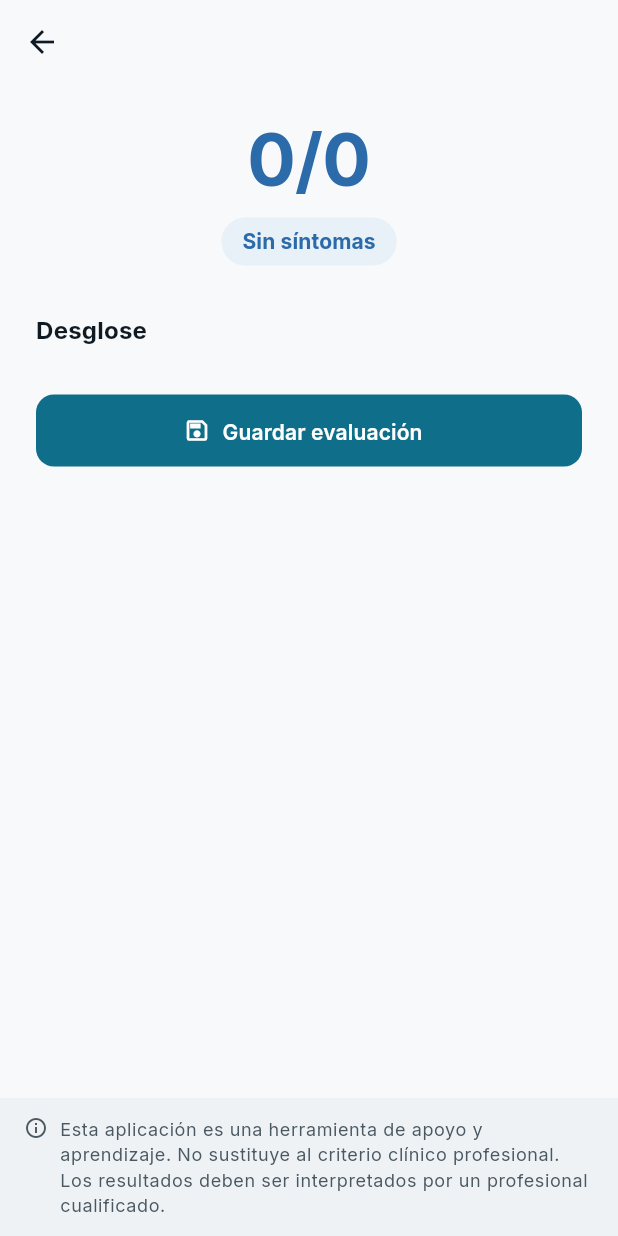
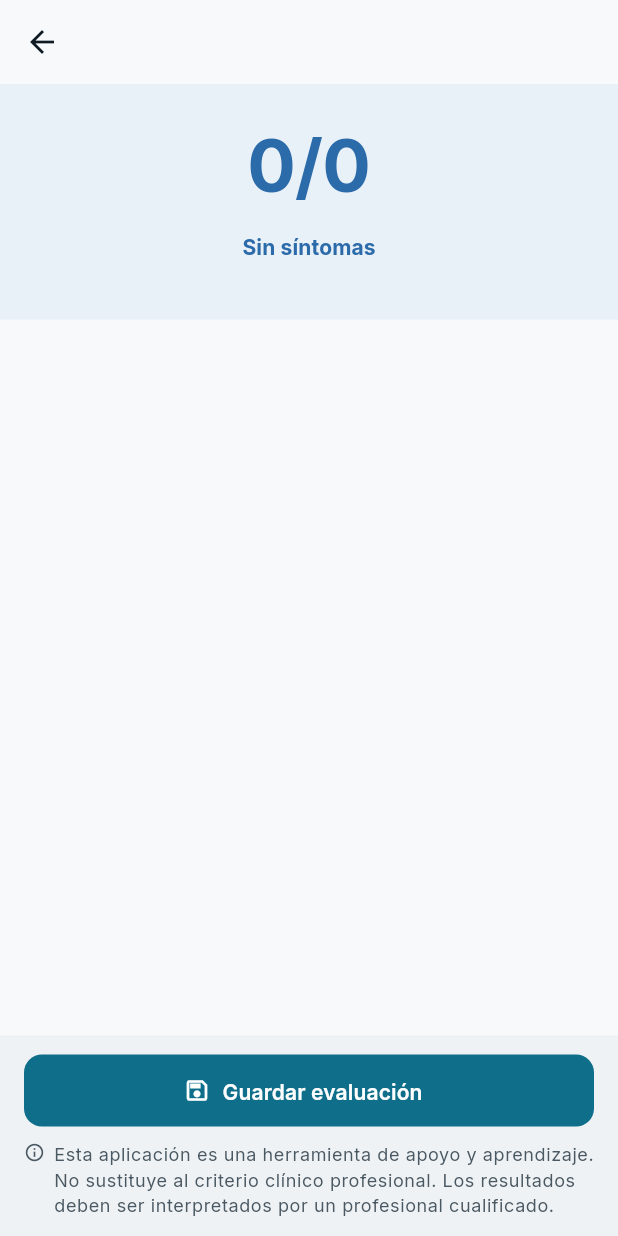
Before and after one commit to grisllo/NeuroScaleApp, a Flutter app: the ResultScreen screen opened directly with empty values, on a phone screen of 412 x 824 dp. Run offline on Flutter 3.47's test engine with Material 3 defaults, Android fonts, the phone set to English and light mode, and no system bars; our stand-ins replace connectivity_plus, drift, drift_flutter, email_validator, fl_chart, flutter_riverpod and 5 more; accounts and stored records are empty; generated files the repository leaves out were written again.

Commit message:
feat(ui): ResultScreen — hero de severidad + botón sticky + breakdown localizado
- Hero: Container con clinicalPair.surface teñido por severidad (no scroll)
- Save button: sale del ListView, queda fijo encima del disclaimer
- Breakdown: labels localizadas via _kItemLabelKeys (no mas 'EYE' uppercase)
- NIHSS untestable (9) muestra 'N/E' en lugar del número
- Rankin no muestra breakdown (ítem único = totalScore redundante)

Co-Authored-By: Claude Sonnet 4.6 <noreply@anthropic.com>

```diff
--- a/lib/features/evaluations/presentation/screens/result_screen.dart
+++ b/lib/features/evaluations/presentation/screens/result_screen.dart
@@ -17,6 +17,51 @@ import '../../../../l10n/generated/app_localizations.dart';
 import '../../domain/entities/evaluation.dart';
 import '../providers/save_evaluation_controller.dart';
 
+// Maps item data keys → ARB label keys for each scale type.
+const _kItemLabelKeys = <String, Map<String, String>>{
+  'gcs': {
+    'eye': 'gcsEyeLabel',
+    'verbal': 'gcsVerbalLabel',
+    'motor': 'gcsMotorLabel',
+  },
+  'nihss': {
+    'loc': 'nihss1aLocLabel',
+    'loc_questions': 'nihss1bLocQuestionsLabel',
+    'loc_commands': 'nihss1cLocCommandsLabel',
+    'gaze': 'nihss2GazeLabel',
+    'visual': 'nihss3VisualLabel',
+    'facial': 'nihss4FacialLabel',
+    'motor_arm_left': 'nihss5aMotorArmLLabel',
+    'motor_arm_right': 'nihss5bMotorArmRLabel',
+    'motor_leg_left': 'nihss6aMotorLegLLabel',
+    'motor_leg_right': 'nihss6bMotorLegRLabel',
+    'ataxia': 'nihss7AtaxiaLabel',
+    'sensory': 'nihss8SensoryLabel',
+    'language': 'nihss9LanguageLabel',
+    'dysarthria': 'nihss10DysarthriaLabel',
+    'neglect': 'nihss11NeglectLabel',
+  },
+  'abcd2': {
+    'age': 'abcd2AgeLabel',
+    'bp': 'abcd2BpLabel',
+    'clinical': 'abcd2ClinicalLabel',
+    'duration': 'abcd2DurationLabel',
+    'diabetes': 'abcd2DiabetesLabel',
+  },
+  'barthel': {
+    'feeding': 'barthelItemFeeding',
+    'bathing': 'barthelItemBathing',
+    'grooming': 'barthelItemGrooming',
+    'dressing': 'barthelItemDressing',
+    'bowels': 'barthelItemBowels',
+    'bladder': 'barthelItemBladder',
+    'toilet_use': 'barthelItemToiletUse',
+    'transfer': 'barthelItemTransfer',
+    'mobility': 'barthelItemMobility',
+    'stairs': 'barthelItemStairs',
+  },
+};
+
 class ResultScreen extends ConsumerWidget {
   const ResultScreen({
     super.key,
@@ -32,6 +77,7 @@ class ResultScreen extends ConsumerWidget {
   @override
   Widget build(BuildContext context, WidgetRef ref) {
     final l10n = context.l10n;
+    final scheme = Theme.of(context).colorScheme;
     final clinical = Theme.of(context).clinicalColors;
     final clinicalPair = switch (result.severity) {
       Severity.mild => clinical.success,
@@ -40,15 +86,19 @@ class ResultScreen extends ConsumerWidget {
       Severity.none => clinical.info,
     };
 
+    final labelKeys = _kItemLabelKeys[scaleType] ?? {};
+    // Rankin has a single item identical to totalScore — breakdown is redundant.
+    final showBreakdown = result.itemScores.length > 1;
+
     return Scaffold(
       appBar: AppBar(title: Text(scaleTitle)),
       body: Column(
         children: [
-          Expanded(
-            child: ListView(
-              padding: const EdgeInsets.all(24),
-              children: [
-                Center(
+          // ── Severity hero ─────────────────────────────────────────────────
+          Container(
+            width: double.infinity,
+            color: clinicalPair.surface,
+            padding: const EdgeInsets.fromLTRB(24, 28, 24, 32),
             child: Column(
               children: [
                 RepaintBoundary(
@@ -61,73 +111,106 @@ class ResultScreen extends ConsumerWidget {
                 const SizedBox(height: 12),
                 SeverityBadge(
                   severity: result.severity,
-                        label: l10n.resolveKey(
-                          result.severity.interpretationKey,
+                  label: l10n.resolveKey(result.severity.interpretationKey),
+                ),
+              ],
+            ),
+          ),
+
+          // ── Breakdown ─────────────────────────────────────────────────────
+          if (showBreakdown)
+            Expanded(
+              child: ListView(
+                padding: const EdgeInsets.fromLTRB(16, 20, 16, 8),
+                children: [
+                  Text(
+                    l10n.resultBreakdown,
+                    style: Theme.of(context).textTheme.titleSmall?.copyWith(
+                      fontWeight: FontWeight.w700,
+                      color: scheme.onSurfaceVariant,
+                    ),
+                  ),
+                  const SizedBox(height: 8),
+                  Card(
+                    margin: EdgeInsets.zero,
+                    child: Column(
+                      children: [
+                        for (
+                          var i = 0;
+                          i < result.itemScores.entries.length;
+                          i++
+                        ) ...[
+                          if (i > 0)
+                            Divider(height: 1, color: scheme.outlineVariant),
+                          _BreakdownRow(
+                            label: () {
+                              final key = result.itemScores.keys.elementAt(i);
+                              final labelKey = labelKeys[key];
+                              return labelKey != null
+                                  ? l10n.resolveKey(labelKey)
+                                  : key.toUpperCase();
+                            }(),
+                            value: result.itemScores.values.elementAt(i),
+                          ),
+                        ],
+                      ],
                     ),
                   ),
                 ],
               ),
-                ),
-                const SizedBox(height: 32),
-                Text(
-                  l10n.resultBreakdown,
-                  style: Theme.of(context).textTheme.titleMedium?.copyWith(
-                    fontWeight: FontWeight.bold,
+            )
+          else
+            const Spacer(),
+
+          // ── Sticky bottom: Save + Disclaimer ──────────────────────────────
+          Container(
+            decoration: BoxDecoration(
+              color: scheme.surfaceContainerHighest,
+              border: Border(
+                top: BorderSide(color: scheme.outlineVariant, width: 0.5),
               ),
             ),
-                const SizedBox(height: 8),
-                ...result.itemScores.entries.map(
-                  (e) => Padding(
-                    padding: const EdgeInsets.symmetric(vertical: 4),
-                    child: Row(
-                      mainAxisAlignment: MainAxisAlignment.spaceBetween,
+            child: SafeArea(
+              top: false,
+              child: Padding(
+                padding: const EdgeInsets.fromLTRB(16, 12, 16, 4),
+                child: Column(
+                  mainAxisSize: MainAxisSize.min,
                   children: [
-                        Text(e.key.toUpperCase()),
-                        Text(
-                          '${e.value}',
-                          style: const TextStyle(fontWeight: FontWeight.bold),
-                        ),
-                      ],
-                    ),
-                  ),
-                ),
-                const SizedBox(height: 24),
-                FilledButton.icon(
+                    SizedBox(
+                      width: double.infinity,
+                      child: FilledButton.icon(
                         onPressed: () => _openSaveDialog(context, ref),
                         icon: const Icon(Icons.save_outlined),
                         label: Text(l10n.resultSaveButton),
                       ),
-              ],
                     ),
-          ),
-          // Disclaimer — always visible, cannot be dismissed
+                    const SizedBox(height: 10),
                     Semantics(
                       label: l10n.disclaimerBody,
                       container: true,
-            child: Container(
-              color: Theme.of(context).colorScheme.surfaceContainerHighest,
-              padding: const EdgeInsets.symmetric(horizontal: 16, vertical: 12),
-              child: SafeArea(
-                top: false,
                       child: Row(
                         crossAxisAlignment: CrossAxisAlignment.start,
                         children: [
                           ExcludeSemantics(
                             child: Icon(
                               Icons.info_outline,
-                        size: 16,
-                        color: Theme.of(context).colorScheme.onSurfaceVariant,
+                              size: 14,
+                              color: scheme.onSurfaceVariant,
                             ),
                           ),
-                    const SizedBox(width: 8),
+                          const SizedBox(width: 6),
                           Expanded(
                             child: Text(
                               l10n.disclaimerBody,
-                        style: Theme.of(context).textTheme.bodySmall?.copyWith(
-                          color: Theme.of(context).colorScheme.onSurfaceVariant,
+                              style: Theme.of(context).textTheme.bodySmall
+                                  ?.copyWith(color: scheme.onSurfaceVariant),
                             ),
                           ),
+                        ],
                       ),
+                    ),
+                    const SizedBox(height: 8),
                   ],
                 ),
               ),
@@ -150,6 +233,36 @@ class ResultScreen extends ConsumerWidget {
         result: result,
         scaleType: scaleType,
         userId: session.id,
+      ),
+    );
+  }
+}
+
+class _BreakdownRow extends StatelessWidget {
+  const _BreakdownRow({required this.label, required this.value});
+
+  final String label;
+  final int value;
+
+  @override
+  Widget build(BuildContext context) {
+    final scheme = Theme.of(context).colorScheme;
+    final isUntestable = value == 9;
+    return Padding(
+      padding: const EdgeInsets.symmetric(horizontal: 16, vertical: 10),
+      child: Row(
+        children: [
+          Expanded(
+            child: Text(label, style: Theme.of(context).textTheme.bodyMedium),
+          ),
+          Text(
+            isUntestable ? 'N/E' : '$value',
+            style: Theme.of(context).textTheme.bodyMedium?.copyWith(
+              fontWeight: FontWeight.w700,
+              color: isUntestable ? scheme.onSurfaceVariant : null,
+            ),
+          ),
+        ],
       ),
     );
   }
```
Lines whose indentation alone changed are shown as unchanged.
